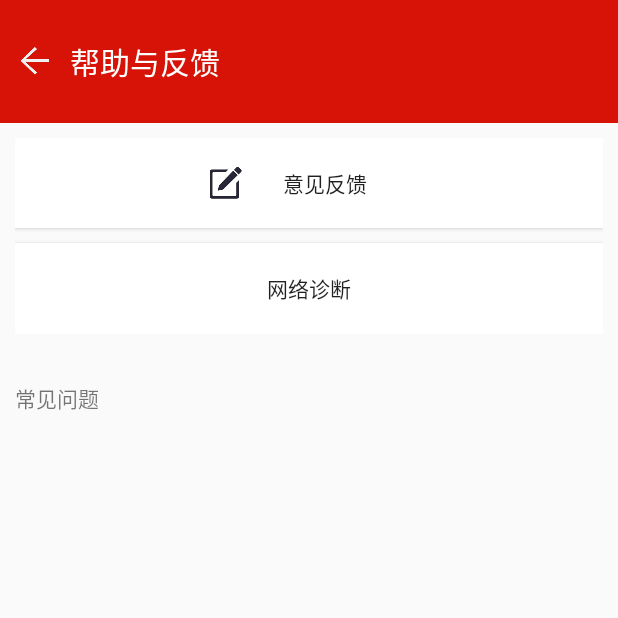
After one commit to ZhangHongdiL/NetEaseNews, an Android app: the HelpAndFBActivity screen opened directly, with no data from a screen before it, on a phone screen of 412 x 824 dp, the top half of it. The commit adds this screen. Run offline under Robolectric (Android 15) with nearby library versions, the phone set to English and light mode, and no system bars; network calls fail.

Commit message:
意见反馈界面的搭建

```diff
--- a/NetEaseNews/app/src/main/AndroidManifest.xml
+++ b/NetEaseNews/app/src/main/AndroidManifest.xml
@@ -20,6 +20,7 @@
             </intent-filter>
         </activity>
         <activity android:name=".ui.activity.LoginActivity"/>
+        <activity android:name=".ui.activity.HelpAndFBActivity"/>
     </application>
 
 </manifest>
--- /dev/null
+++ b/NetEaseNews/app/src/main/java/com/zhang/neteasenews/ui/activity/HelpAndFBActivity.java
@@ -0,0 +1,49 @@
+package com.zhang.neteasenews.ui.activity;
+
+import android.view.View;
+import android.widget.Button;
+import android.widget.ImageView;
+
+import com.zhang.neteasenews.R;
+
+/**
+ * Created by dllo on 16/9/26.
+ * 帮助和反馈界面
+ */
+public class HelpAndFBActivity extends AbsBaseActivity implements View.OnClickListener {
+
+    private Button feedbackBtn, netBtn;
+    private ImageView back;
+
+    @Override
+    protected int setLayout() {
+        return R.layout.activity_helpandfb;
+    }
+
+    @Override
+    protected void initViews() {
+        back = byView(R.id.act_help_back);
+        feedbackBtn = byView(R.id.act_help_feedback);
+        netBtn = byView(R.id.act_help_net);
+    }
+
+    @Override
+    protected void initDatas() {
+        back.setOnClickListener(this);
+        feedbackBtn.setOnClickListener(this);
+        netBtn.setOnClickListener(this);
+    }
+
+    @Override
+    public void onClick(View v) {
+        switch (v.getId()) {
+            case R.id.act_help_back:
+                finish();
+                break;
+            case R.id.act_help_feedback:
+                break;
+            case R.id.act_help_net:
+                break;
+        }
+    }
+}
--- a/NetEaseNews/app/src/main/java/com/zhang/neteasenews/ui/fragment/MeFragment.java
+++ b/NetEaseNews/app/src/main/java/com/zhang/neteasenews/ui/fragment/MeFragment.java
@@ -6,10 +6,12 @@ import android.view.View;
 import android.widget.Button;
 import android.widget.LinearLayout;
 import android.widget.ListView;
+import android.widget.RelativeLayout;
 import android.widget.TextView;
 
 import com.zhang.neteasenews.R;
 import com.zhang.neteasenews.model.entity.MeListViewEntity;
+import com.zhang.neteasenews.ui.activity.HelpAndFBActivity;
 import com.zhang.neteasenews.ui.activity.LoginActivity;
 
 import java.util.ArrayList;
@@ -24,6 +26,7 @@ public class MeFragment extends AbsBaseFragment implements View.OnClickListener
     private LinearLayout set;
     private TextView loginTv;
     private Button readBtn, collectBtn, replyBtn, goldBtn;
+    private RelativeLayout opinionRl;
 
     public static MeFragment newInstance() {
 
@@ -47,12 +50,16 @@ public class MeFragment extends AbsBaseFragment implements View.OnClickListener
         collectBtn = byView(R.id.fragment_me_collect);
         replyBtn = byView(R.id.fragment_me_reply);
         goldBtn = byView(R.id.fragment_me_gold);
+
+        opinionRl = byView(R.id.item_fra_me_opinion);
     }
 
     @Override
     protected void initDatas() {
         loginTv.setOnClickListener(this);
         collectBtn.setOnClickListener(this);
+
+        opinionRl.setOnClickListener(this);
     }
 
     @Override
@@ -64,6 +71,9 @@ public class MeFragment extends AbsBaseFragment implements View.OnClickListener
             case R.id.fragment_me_collect: // 收藏的点击事件
                 goTo(LoginActivity.class);
                 break;
+            case R.id.item_fra_me_opinion: // 意见反馈行的跳转
+                goTo(HelpAndFBActivity.class);
+                break;
         }
     }
 }
--- a/NetEaseNews/app/src/main/java/com/zhang/neteasenews/ui/fragment/topicsubfragment/ThemeFragment.java
+++ b/NetEaseNews/app/src/main/java/com/zhang/neteasenews/ui/fragment/topicsubfragment/ThemeFragment.java
@@ -48,7 +48,6 @@ public class ThemeFragment extends AbsBaseFragment implements VolleyResult {
         ThemeEntity themeEntity = gson.fromJson(resultStr, ThemeEntity.class);
         ThemeEntity.DataBean dataBean = themeEntity.getData();
 
-
         themeAdapter.setDatas(dataBean);
     }
 
--- /dev/null
+++ b/NetEaseNews/app/src/main/res/layout/activity_helpandfb.xml
@@ -0,0 +1,72 @@
+<?xml version="1.0" encoding="utf-8"?>
+<LinearLayout xmlns:android="http://schemas.android.com/apk/res/android"
+    android:layout_width="match_parent"
+    android:layout_height="match_parent"
+    android:orientation="vertical">
+
+    <LinearLayout
+        android:layout_width="match_parent"
+        android:layout_height="0dp"
+        android:layout_weight="1"
+        android:background="@color/fragment_me_bg">
+        <ImageView
+            android:id="@+id/act_help_back"
+            android:layout_width="wrap_content"
+            android:layout_height="wrap_content"
+            android:src="@mipmap/login_back"
+            android:layout_gravity="center_vertical"
+            android:layout_marginLeft="@dimen/middle_margin"/>
+        <TextView
+            android:layout_width="wrap_content"
+            android:layout_height="wrap_content"
+            android:layout_gravity="center_vertical"
+            android:text="@string/helpandfb_title"
+            android:textColor="@color/white_bg"
+            android:textSize="@dimen/big_size"
+            android:layout_marginLeft="@dimen/middle_margin"/>
+    </LinearLayout>
+    <LinearLayout
+        android:layout_width="match_parent"
+        android:layout_height="0dp"
+        android:layout_weight="9"
+        android:orientation="vertical">
+        <LinearLayout
+            android:layout_width="match_parent"
+            android:layout_height="0dp"
+            android:layout_weight="1"
+            android:orientation="vertical"
+            android:layout_margin="@dimen/middle_margin">
+            <Button
+                android:id="@+id/act_help_feedback"
+                android:layout_width="match_parent"
+                android:layout_height="0dp"
+                android:layout_weight="1"
+                android:text="@string/helpandfb_feedback"
+                android:background="@color/white_bg"
+                android:paddingLeft="130dp"
+                android:paddingRight="130dp"
+                android:drawableLeft="@mipmap/help_feedback" />
+            <Button
+                android:id="@+id/act_help_net"
+                android:layout_width="match_parent"
+                android:layout_height="0dp"
+                android:layout_weight="1"
+                android:text="@string/helpandfb_net"
+                android:background="@color/white_bg"
+                android:layout_marginTop="@dimen/middle_margin"/>
+        </LinearLayout>
+        <TextView
+            android:layout_width="wrap_content"
+            android:layout_height="0dp"
+            android:layout_weight="0.5"
+            android:text="@string/helpandfb_question"
+            android:layout_marginLeft="@dimen/middle_margin"
+            android:gravity="center_vertical"/>
+        <ScrollView
+            android:layout_width="match_parent"
+            android:layout_height="0dp"
+            android:layout_weight="4">
+
+        </ScrollView>
+    </LinearLayout>
+</LinearLayout>
--- a/NetEaseNews/app/src/main/res/layout/fragment_me.xml
+++ b/NetEaseNews/app/src/main/res/layout/fragment_me.xml
@@ -2,6 +2,7 @@
 <LinearLayout xmlns:android="http://schemas.android.com/apk/res/android"
     android:layout_width="match_parent"
     android:layout_height="match_parent"
+    android:layout_marginBottom="@dimen/middle_margin"
     android:orientation="vertical">
 
     <RelativeLayout
@@ -156,7 +157,6 @@
         android:layout_height="0dp"
         android:layout_marginLeft="@dimen/middle_margin"
         android:layout_marginRight="@dimen/middle_margin"
-        android:layout_marginBottom="@dimen/middle_margin"
         android:layout_weight="4">
 
         <LinearLayout
--- a/NetEaseNews/app/src/main/res/values/strings.xml
+++ b/NetEaseNews/app/src/main/res/values/strings.xml
@@ -51,4 +51,10 @@
     <!--话题界面的话题-->
     <string name="theme_position_4">精选问吧推荐</string>
     <string name="theme_position_more">更多</string>
+
+    <!--帮助与反馈界面-->
+    <string name="helpandfb_title">帮助与反馈</string>
+    <string name="helpandfb_feedback">意见反馈</string>
+    <string name="helpandfb_net">网络诊断</string>
+    <string name="helpandfb_question">常见问题</string>
 </resources>
```
Also changed, not shown: NetEaseNews/app/src/main/res/mipmap-xxhdpi/help_feedback.png (added).
